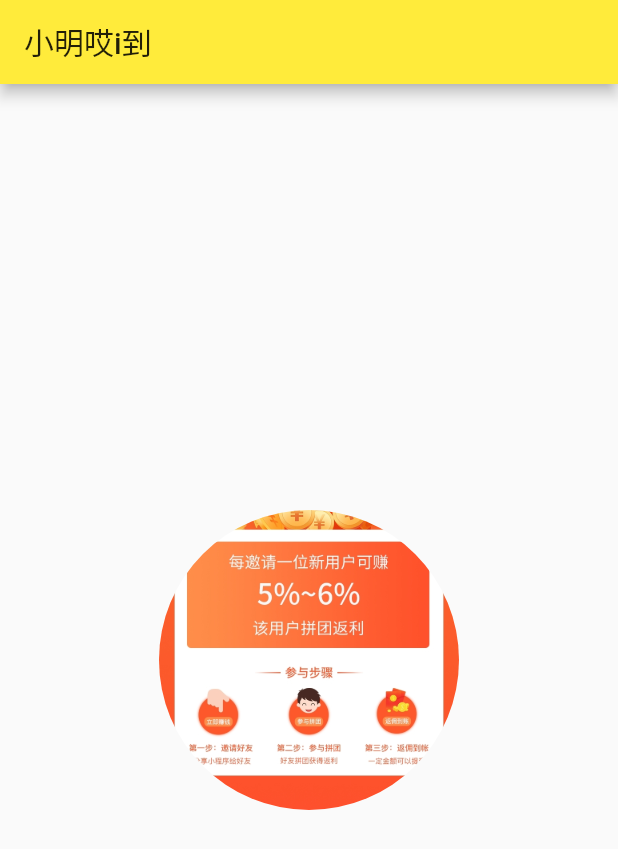
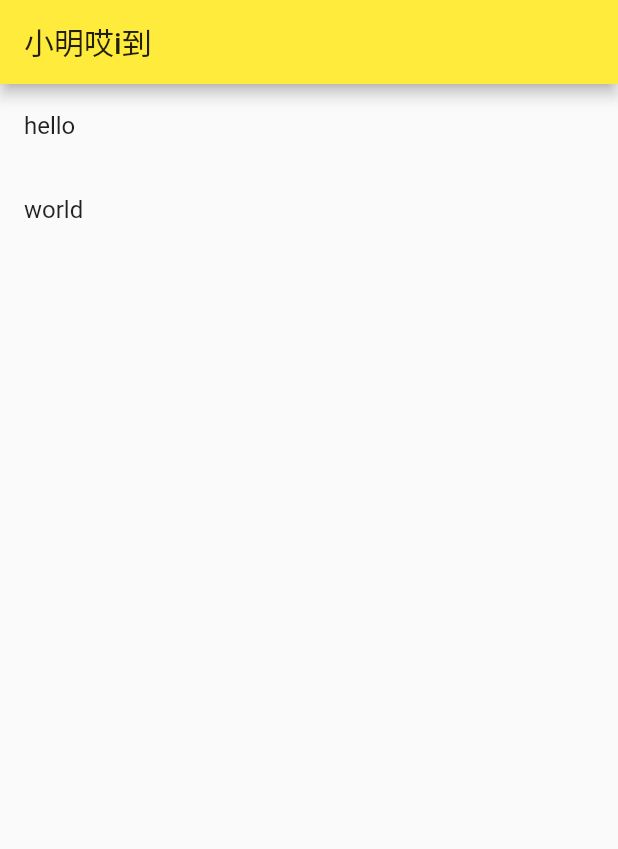
Before and after one commit to Youngto25/flutter-we-play, a Flutter app: the screen it shows after launch, on a phone screen of 412 x 824 dp. Shown: the top 849 px of the screen. Run offline on Flutter 3.47's test engine with Material 2 defaults, Android fonts, the phone set to English and light mode, and no system bars.

Commit message:
1102 commit

```diff
--- a/lib/main.dart
+++ b/lib/main.dart
@@ -22,27 +22,32 @@ class MyApp extends StatelessWidget {
 }
 
 class HomeContent extends StatelessWidget{
+  // 自定义方法
+  var listData = [{"title": 'hello'},{"title": 'world'}];
+  // List<Widget> _getData() {
+  //   List<Widget> list = new List();
+  //   for(var i = 0; i < 20; i++) {
+  //     list.add(ListTile(
+  //       title: Text('hello $i'),
+  //     ));
+  //   }
+  //   return list;
+  // }
+
+  List<Widget> _getData() {
+    var tempList = listData.map((value){
+      return ListTile(
+        title: Text(value['title'])
+      );
+    });
+    //此时tempList 需要转为数组，dart map的特点
+    return tempList.toList();
+  }
+
   Widget build(BuildContext context) {
     // return Center(child: Text('你好jiao',textDirection: TextDirection.ltr,style: TextStyle(fontSize: 40.0,color: Color.fromRGBO(233, 233, 234, 0.4)),));
-    return Center(child: Container(
-      // child: Image.network(
-      //   'http://oss.pinduozhuan.com/ksl9pymxvpzuvh5mc1m5.png',
-      //   fit: BoxFit.contain
-      //   ),
-      child: ClipOval(child: Image.asset(
-        'images/task_invite.jpg',height: 200,width: 200,fit: BoxFit.cover),
-      ),
-      // width: 300,
-      // height: 300,
-      // decoration: BoxDecoration(
-      //   color: Colors.yellow,
-      //   // borderRadius: BorderRadius.all(Radius.circular(150))
-      //   borderRadius: BorderRadius.circular(150),
-      //   image: DecorationImage(
-      //     image: NetworkImage('http://oss.pinduozhuan.com/ksl9pymxvpzuvh5mc1m5.png'),
-      //     fit: BoxFit.cover
-      //   ),
-      // ),
-    ));
+    return ListView(
+      children: this._getData(),
+    );
   }
 }
```
